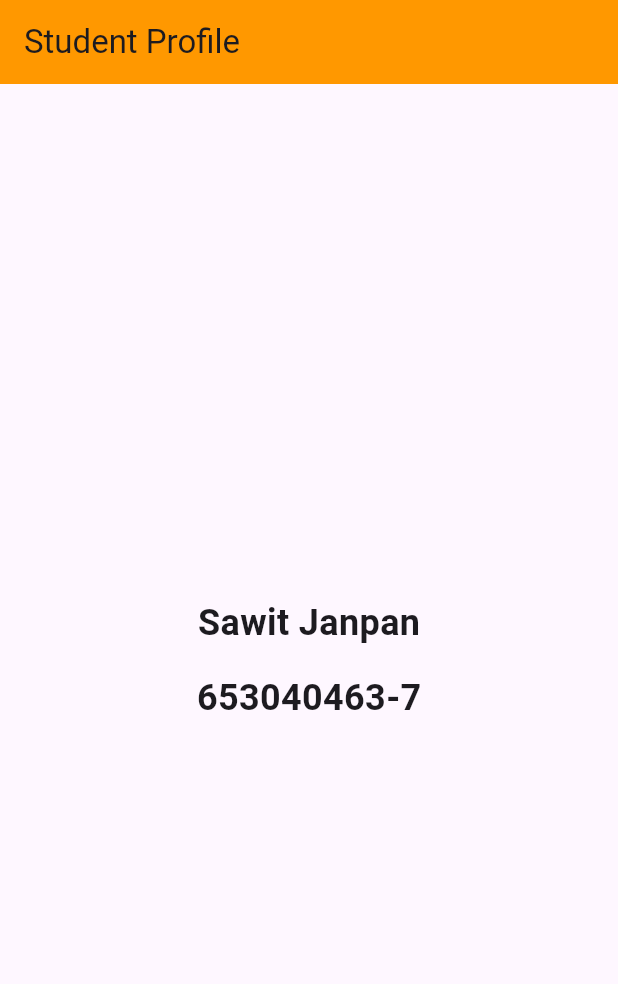
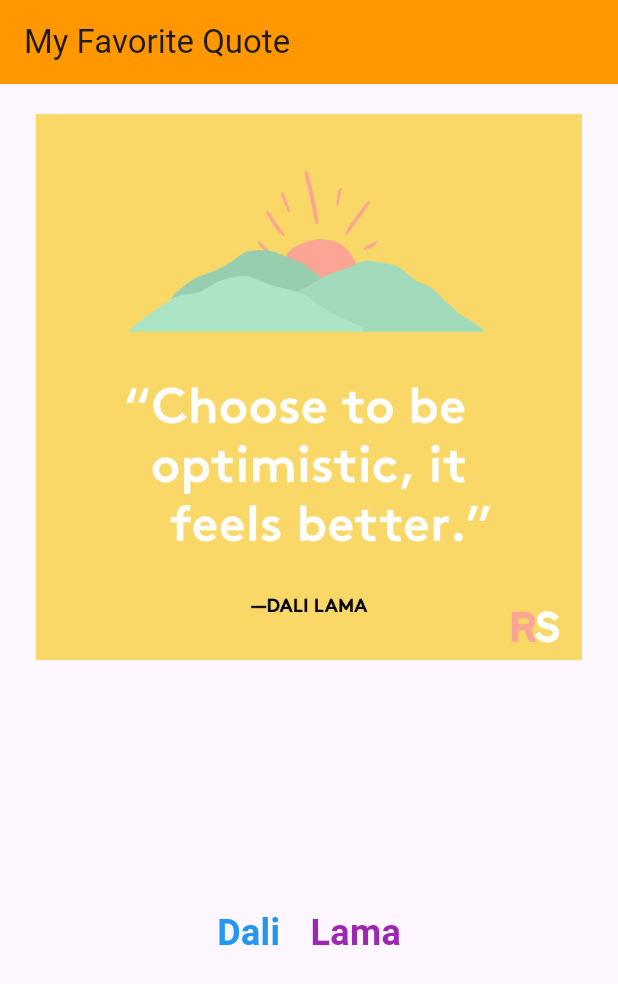
Before and after one commit to SawitJanpan/sawit-4637-flutter-labs, a Flutter app: the screen it shows after launch, on a phone screen of 412 x 824 dp. Shown: the top 984 px of the screen. Run offline on Flutter 3.47's test engine with Material 3 defaults, Android fonts, the light colour scheme and no system bars.

Commit message:
lab exercises 2

```diff
--- a/sawit_widgets_exercises/sawit_widgets_exercises/lib/main.dart
+++ b/sawit_widgets_exercises/sawit_widgets_exercises/lib/main.dart
@@ -1,8 +1,9 @@
 import 'package:flutter/material.dart';
 import 'main_student_profile.dart';
+import 'main_quote_card.dart';
 
 void main() {
-  runApp(const StudentProfile());
+  runApp(const QuoteCard());
 }
 
 class MyApp extends StatelessWidget {
--- /dev/null
+++ b/sawit_widgets_exercises/sawit_widgets_exercises/lib/main_quote_card.dart
@@ -0,0 +1,54 @@
+import 'package:flutter/material.dart';
+
+void main() {
+  runApp(const QuoteCard());
+}
+
+class QuoteCard extends StatelessWidget {
+  const QuoteCard({super.key});
+
+  @override
+  Widget build(BuildContext context) {
+    const String firstName = "Dali";
+    const String lastName = "Lama";
+    return MaterialApp(
+      debugShowCheckedModeBanner: false,
+      title: 'My Favorite Quote',
+      home: Scaffold(
+        appBar: AppBar(
+          title: const Text('My Favorite Quote'),
+          backgroundColor: Colors.orange,
+        ),
+        body: Container(
+          margin: const EdgeInsets.all(20.0),
+          child: Column(
+            mainAxisAlignment: MainAxisAlignment.start,
+            children:[
+              Expanded(
+                child: Image.asset('assets/images/quote.jpg')
+                ),
+              Expanded(
+                child: Row(
+                  mainAxisAlignment: MainAxisAlignment.center,
+                  children: [
+                    Text(
+                      firstName,
+                      style: const TextStyle(fontSize: 24, fontWeight: FontWeight.bold, color: Colors.blue),
+                    ),
+                    const SizedBox(width: 20.0),
+                    Text(
+                      lastName,
+                      style: const TextStyle(fontSize: 24, fontWeight: FontWeight.bold, color: Colors.purple),
+                    ),
+                  ],
+                  ),
+                ),
+            ],
+          ),
+        ),
+      ),
+    );
+
+  }
+
+}
--- a/sawit_widgets_exercises/sawit_widgets_exercises/pubspec.yaml
+++ b/sawit_widgets_exercises/sawit_widgets_exercises/pubspec.yaml
@@ -58,8 +58,8 @@ flutter:
   uses-material-design: true
 
   # To add assets to your application, add an assets section, like this:
-  # assets:
-  #   - images/a_dot_burr.jpeg
+  assets:
+    - assets/images/quote.jpg
   #   - images/a_dot_ham.jpeg
 
   # An image asset can refer to one or more resolution-specific "variants", see
```
Also changed, not shown: sawit_widgets_exercises/sawit_widgets_exercises/assets/images/quote.jpg (added).
